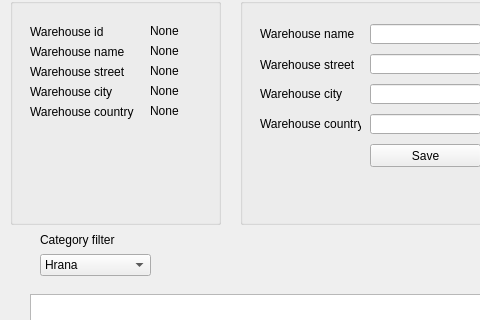
First picture: the form in Qt designer files/database_view_window.ui, repository pewpewblaster/ntp-procject, before the edit; both pictures show x 0 to 480 and y 116 to 436 of the 772 by 677 pixel window.
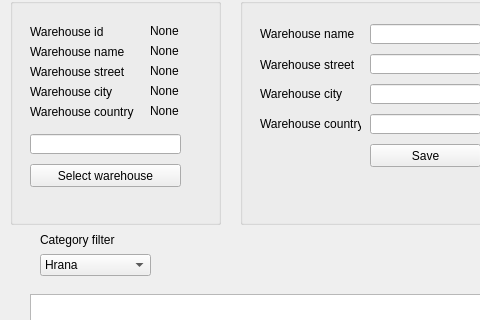
Second picture: the form after the edit.

Commit message: On main_form.py added button for selecting warehouse by id, no logic implemented

What changed in the file:
```diff
--- a/Qt designer files/database_view_window.ui
+++ b/Qt designer files/database_view_window.ui
@@ -567,6 +567,29 @@
       <string>Warehouse country</string>
      </property>
     </widget>
+    <widget class="QPushButton" name="push_button_select_warehouse">
+     <property name="geometry">
+      <rect>
+       <x>20</x>
+       <y>180</y>
+       <width>151</width>
+       <height>23</height>
+      </rect>
+     </property>
+     <property name="text">
+      <string>Select warehouse</string>
+     </property>
+    </widget>
+    <widget class="QLineEdit" name="line_edit_select_warehouse">
+     <property name="geometry">
+      <rect>
+       <x>20</x>
+       <y>150</y>
+       <width>151</width>
+       <height>20</height>
+      </rect>
+     </property>
+    </widget>
    </widget>
    <widget class="QLabel" name="label">
     <property name="geometry">
```
The commit also changes 2 other files.
